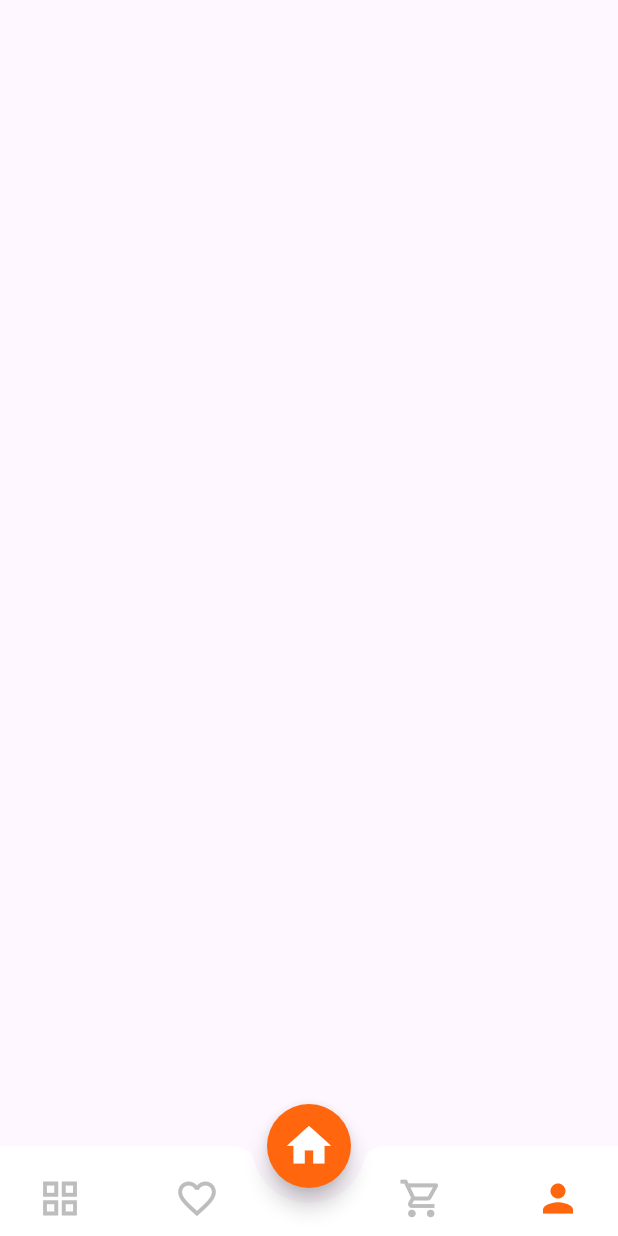
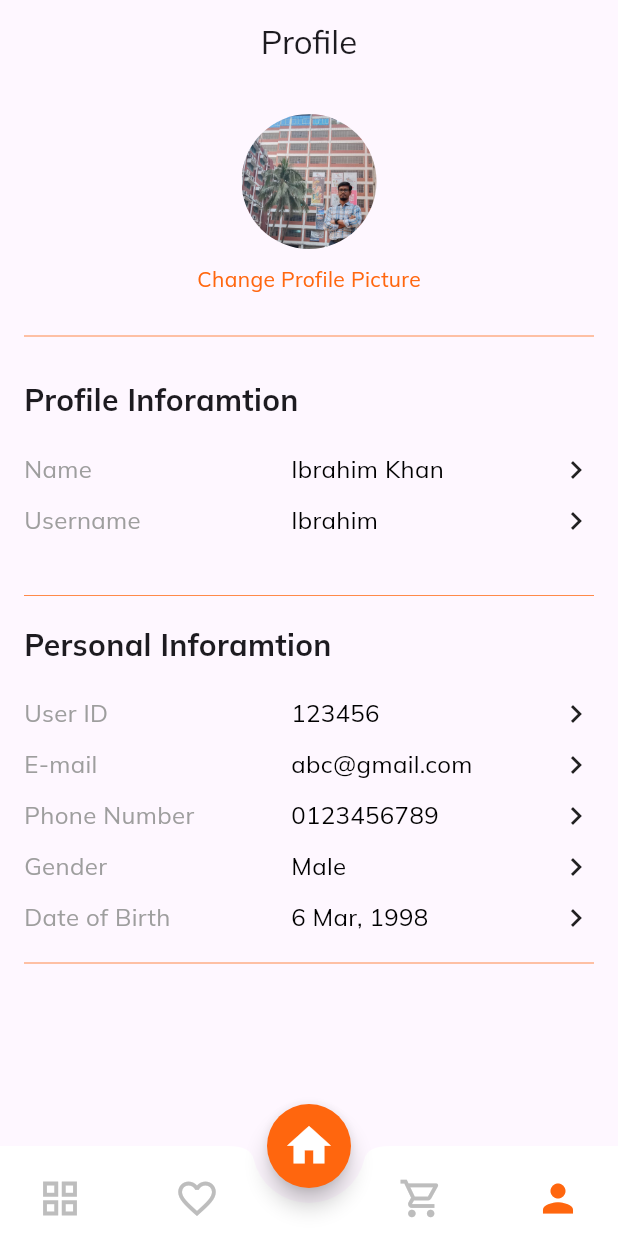
Before and after one commit to Ibrahim-K98han/books_shop, a Flutter app: the screen it shows after launch, item 4 of the bottom bar chosen, on a phone screen of 412 x 824 dp. Run offline on Flutter 3.47's test engine with Material 3 defaults, Android fonts, the light colour scheme and no system bars; our stand-ins replace google_fonts.

Commit message:
profile screen Ui done

```diff
--- /dev/null
+++ b/lib/features/profile/presentation/profile_screen.dart
@@ -0,0 +1,113 @@
+import 'package:ecom_provider/constants.dart';
+import 'package:ecom_provider/features/profile/presentation/widgets/profile_info_widget.dart';
+import 'package:flutter/material.dart';
+
+class ProfileScreen extends StatelessWidget {
+  const ProfileScreen({super.key});
+
+  @override
+  Widget build(BuildContext context) {
+    Size size = MediaQuery.of(context).size;
+    return Scaffold(
+      appBar: AppBar(
+        title: const Text('Profile'),
+        centerTitle: true,
+      ),
+      body: Padding(
+        padding: const EdgeInsets.symmetric(horizontal: 16),
+        child: Column(
+          children: [
+            const SizedBox(height: 20),
+            ClipOval(
+              child: Image.asset(
+                'images/person.jpg',
+                width: 90,
+                height: 90,
+                fit: BoxFit.cover,
+              ),
+            ),
+            const SizedBox(height: 10),
+            const Text(
+              'Change Profile Picture',
+              style: TextStyle(
+                color: kPrimaryColor,
+              ),
+            ),
+            const SizedBox(height: 20),
+            const Divider(
+              color: kPrimaryColor,
+              thickness: .5,
+            ),
+            const SizedBox(height: 20),
+            const Align(
+              alignment: Alignment.bottomLeft,
+              child: Text(
+                'Profile Inforamtion',
+                style: TextStyle(
+                  fontSize: 20,
+                  fontWeight: FontWeight.bold,
+                ),
+              ),
+            ),
+            const SizedBox(height: 20),
+            const ProfileInfoWidget(
+              title: 'Name',
+              subTitle: 'Ibrahim Khan',
+            ),
+            const SizedBox(height: 10),
+            const ProfileInfoWidget(
+              title: 'Username',
+              subTitle: 'Ibrahim',
+            ),
+            const SizedBox(height: 30),
+            const Divider(
+              color: kPrimaryColor,
+              thickness: .5,
+            ),
+            const SizedBox(height: 10),
+            const Align(
+              alignment: Alignment.bottomLeft,
+              child: Text(
+                'Personal Inforamtion',
+                style: TextStyle(
+                  fontSize: 20,
+                  fontWeight: FontWeight.bold,
+                ),
+              ),
+            ),
+            const SizedBox(height: 20),
+            const ProfileInfoWidget(
+              title: 'User ID',
+              subTitle: '123456',
+            ),
+            const SizedBox(height: 10),
+            const ProfileInfoWidget(
+              title: 'E-mail',
+              subTitle: 'abc@gmail.com',
+            ),
+            const SizedBox(height: 10),
+            const ProfileInfoWidget(
+              title: 'Phone Number',
+              subTitle: '0123456789',
+            ),
+            const SizedBox(height: 10),
+            const ProfileInfoWidget(
+              title: 'Gender',
+              subTitle: 'Male',
+            ),
+            const SizedBox(height: 10),
+            const ProfileInfoWidget(
+              title: 'Date of Birth',
+              subTitle: '6 Mar, 1998',
+            ),
+            const SizedBox(height: 10),
+            const Divider(
+              color: kPrimaryColor,
+              thickness: .5,
+            ),
+          ],
+        ),
+      ),
+    );
+  }
+}
--- /dev/null
+++ b/lib/features/profile/presentation/widgets/profile_info_widget.dart
@@ -0,0 +1,41 @@
+import 'package:flutter/material.dart';
+
+class ProfileInfoWidget extends StatelessWidget {
+  const ProfileInfoWidget({
+    super.key,
+    required this.title,
+    required this.subTitle,
+  });
+
+  final String title;
+  final String subTitle;
+
+  @override
+  Widget build(BuildContext context) {
+    return Row(
+      children: [
+        Expanded(
+          child: Text(
+            title,
+            style: const TextStyle(
+              fontSize: 16,
+              color: Colors.grey,
+            ),
+          ),
+        ),
+        Expanded(
+          child: Text(
+            subTitle,
+            style: const TextStyle(
+              fontSize: 16,
+              color: Colors.black,
+            ),
+          ),
+        ),
+        const Icon(
+          Icons.keyboard_arrow_right,
+        )
+      ],
+    );
+  }
+}
--- a/lib/nav_bar_screen.dart
+++ b/lib/nav_bar_screen.dart
@@ -2,6 +2,7 @@ import 'package:ecom_provider/constants.dart';
 import 'package:ecom_provider/features/cart/presentation/cart_screen.dart';
 import 'package:ecom_provider/features/favorite/presentation/favorite_scree.dart';
 import 'package:ecom_provider/features/home/presentation/home_screen.dart';
+import 'package:ecom_provider/features/profile/presentation/profile_screen.dart';
 import 'package:flutter/material.dart';
 
 class BottomNavBar extends StatefulWidget {
@@ -18,7 +19,7 @@ class _BottomNavBarState extends State<BottomNavBar> {
     FavoriteScree(),
     HomeScreen(),
     CartScreen(),
-    Scaffold()
+    ProfileScreen()
   ];
   @override
   Widget build(BuildContext context) {
```
Also changed, not shown: images/person.jpg (added).
